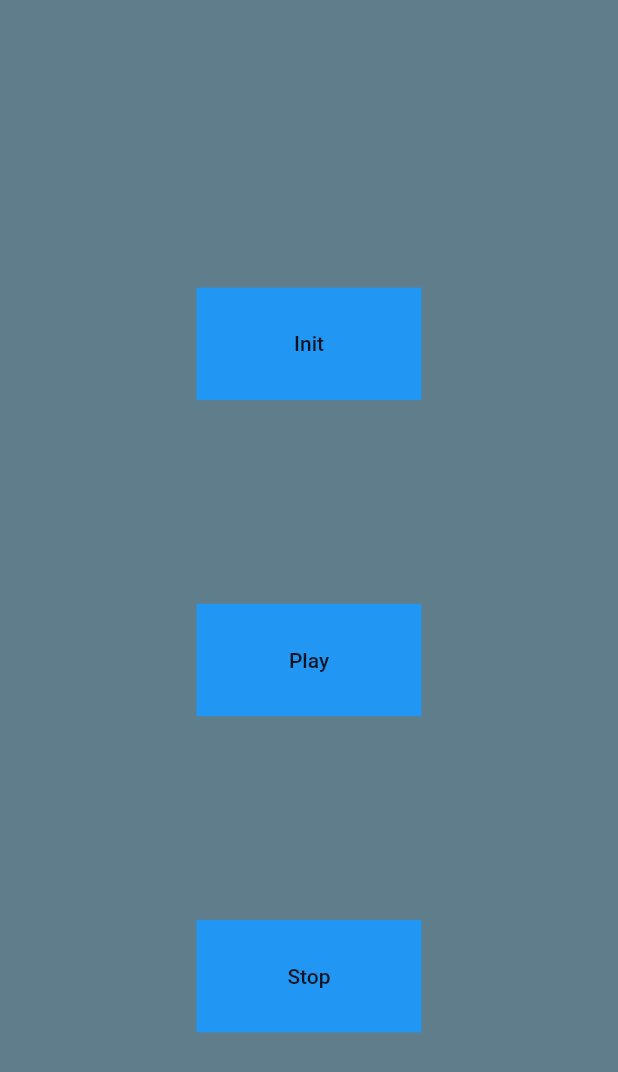
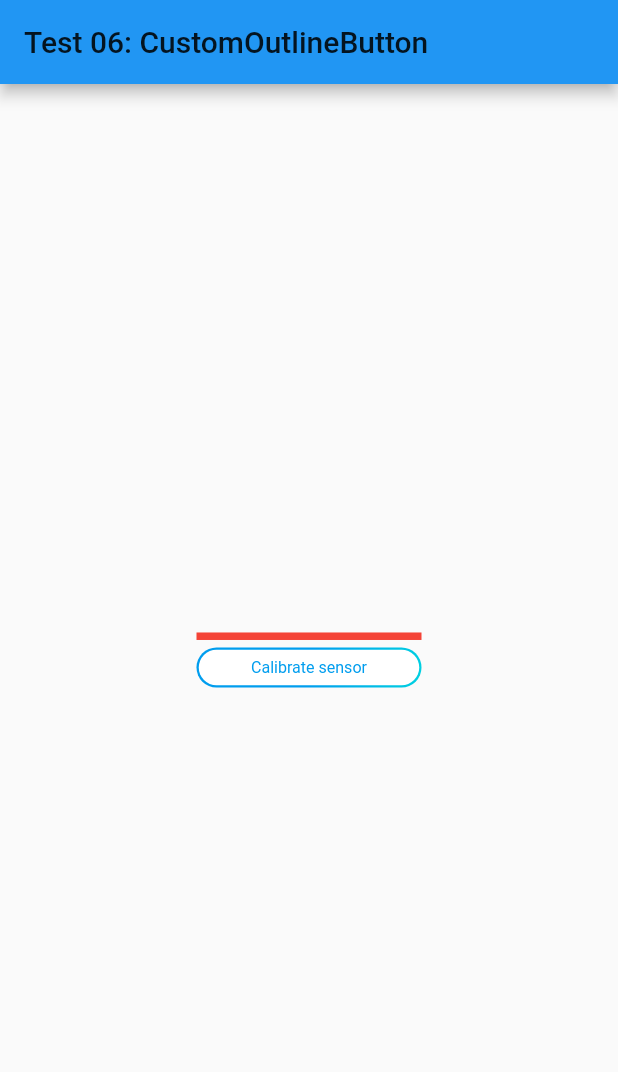
Before and after one commit to chplalex/flutter_tests, a Flutter app: the screen it shows after launch, on a phone screen of 412 x 824 dp. Shown: the top 1072 px of the screen. Run offline on Flutter 3.47's test engine with Material 2 defaults, Android fonts, the phone set to English and light mode, and no system bars; our stand-ins replace simple_animations; missing offline and left inert: music_visualizer; Roboto replaces fonts that are missing (Poppins).

Commit message:
Added new tests

```diff
--- a/lib/main.dart
+++ b/lib/main.dart
@@ -1,5 +1,6 @@
 import 'package:flutter/material.dart';
-import 'package:flutter_tests/test05.dart';
+
+import 'test06.dart';
 
 void main() {
   runApp(const MyApp());
@@ -17,7 +18,7 @@ class MyApp extends StatelessWidget {
       theme: ThemeData(
         primarySwatch: Colors.blue,
       ),
-      home: Test05(),
+      home: const Test06(),
     );
   }
 }
--- a/lib/test02.dart
+++ b/lib/test02.dart
@@ -3,14 +3,14 @@
 import 'package:flutter/cupertino.dart';
 import 'package:flutter/material.dart';
 
-class Page02 extends StatefulWidget {
-  const Page02({Key? key}) : super(key: key);
+class Test02 extends StatefulWidget {
+  const Test02({Key? key}) : super(key: key);
 
   @override
-  State<StatefulWidget> createState() => _PageState02();
+  State<StatefulWidget> createState() => _TestState();
 }
 
-class _PageState02 extends State<Page02> {
+class _TestState extends State<Test02> {
   final _controller = ScrollController();
 
   void _scrollToMiddle() async {
--- /dev/null
+++ b/lib/test06.dart
@@ -0,0 +1,110 @@
+// the custom outline button for the magen project
+
+import 'package:flutter/material.dart';
+
+class Test06 extends StatelessWidget {
+  const Test06({Key? key}) : super(key: key);
+
+  @override
+  Widget build(BuildContext context) {
+    return SafeArea(
+      child: Scaffold(
+        appBar: AppBar(
+          title: Text("Test 06: CustomOutlineButton", style: Theme.of(context).textTheme.titleLarge),
+        ),
+        body: Align(
+          alignment: Alignment.center,
+          child: Column(
+            mainAxisSize: MainAxisSize.min,
+            children: [
+              Container(width: 150, height: 5, color: Colors.red),
+              const SizedBox(height: 5),
+              CustomOutlineButton(text: "Calibrate sensor", width: 150, function: () => {})
+            ],
+          ),
+        ),
+      ),
+    );
+  }
+}
+
+class CustomOutlineButton extends StatelessWidget {
+  static const _height = 26.7;
+  static const _radius = 20.0;
+  static const _stroke = 1.5;
+
+  final String text;
+  final Function function;
+  final double width;
+  final Color? color;
+  final TextStyle? textStyle;
+
+  const CustomOutlineButton(
+      {Key? key, required this.text, required this.function, required this.width, this.color, this.textStyle})
+      : super(key: key);
+
+  @override
+  Widget build(BuildContext context) {
+    return Stack(
+      alignment: Alignment.center,
+      children: [
+        Container(
+          width: width,
+          height: _height,
+          decoration: const BoxDecoration(
+            borderRadius: BorderRadius.all(Radius.circular(_radius)),
+            gradient: LinearGradient(
+              begin: Alignment(0, 0),
+              end: Alignment(1, 1),
+              colors: [Color(0xff009dee), AppColors.soft_torqueze],
+            ),
+          ),
+        ),
+        Container(
+          width: width - 2 * _stroke,
+          height: _height - 2 * _stroke,
+          decoration: BoxDecoration(
+            borderRadius: const BorderRadius.all(Radius.circular(_radius - _stroke)),
+            color: color ?? AppColors.solid_white,
+          ),
+        ),
+        Text(
+          text,
+          style: const TextStyle(
+            color: Color(0xff009dee),
+            fontWeight: FontWeight.w400,
+            fontFamily: "Poppins",
+            fontStyle: FontStyle.normal,
+            fontSize: 10.7,
+          ),
+          textAlign: TextAlign.center,
+        ),
+      ],
+    );
+  }
+}
+
+class AppColors {
+  static const bg_blue_white = Color(0xfff0f7ff);
+  static const breeze_green = Color(0xff6effae);
+  static const colors_action_danger = Color(0xffff3a29);
+  static const colors_action_primary = Color(0xff4339f2);
+  static const colors_action_success = Color(0xff34b53a);
+  static const colors_action_warning = Color(0xffffb200);
+  static const colors_black_10 = Color(0x1a000000);
+  static const colors_black_20 = Color(0x33000000);
+  static const colors_light_primary = Color(0xffdad7fe);
+  static const deep_blue = Color(0xff006fee);
+  static const grey_black = Color(0xff3b3b3b);
+  static const menu_icons_not_pushed = Color(0xffc4c4c4);
+  static const obsidian = Color(0xff000000);
+  static const soft_torqueze = Color(0xff00d1e1);
+  static const solid_black_30 = Color(0x4d000000);
+  static const solid_blue_talya = Color(0xff1e2647);
+  static const solid_ligh_blue_talya = Color(0xff00abd4);
+  static const solid_notification_green = Color(0xff29d187);
+  static const solid_notification_red = Color(0xffe37473);
+  static const solid_red_talya = Color(0xffdb3d3d);
+  static const solid_white = Color(0xffffffff);
+  static const yellow = Color(0xfffbc54f);
+}
```
